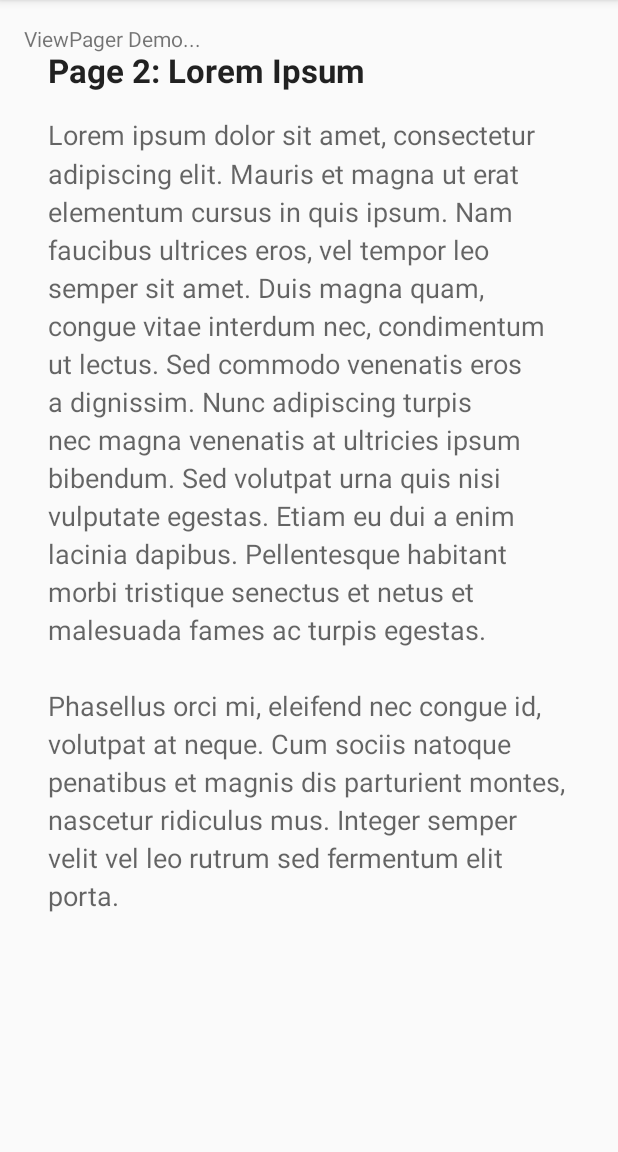
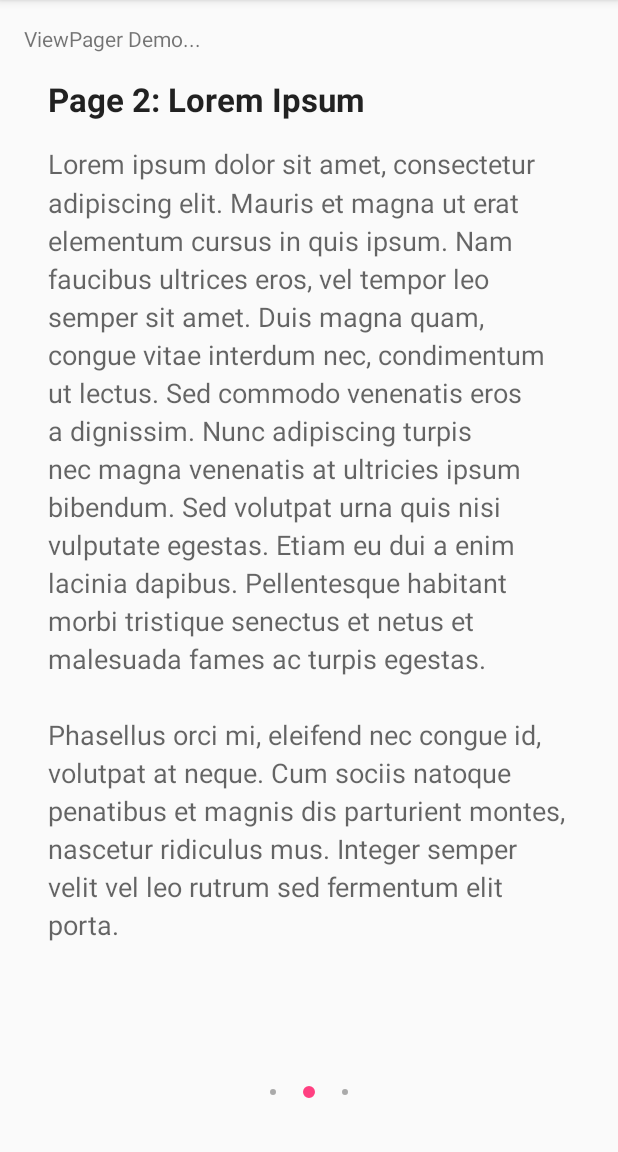
Before and after one commit to daohui/android, an Android app: the ViewPagerActivity screen opened directly, with no data from a screen before it, item 2 of the bottom bar chosen, on a phone screen of 412 x 824 dp, the part 84-1236 px from its top. Run offline under Robolectric (Android 15) with nearby library versions, the phone set to English and light mode, and no system bars.

```diff
--- a/Sandbox/app/src/main/java/com/vitech/sandbox/ViewPagerActivity.java
+++ b/Sandbox/app/src/main/java/com/vitech/sandbox/ViewPagerActivity.java
@@ -10,13 +10,16 @@ import android.support.v4.view.PagerAdapter;
 import android.support.v4.view.ViewPager;
 import android.support.v7.app.AppCompatActivity;
 import android.os.Bundle;
+import android.util.Log;
+import android.widget.Toast;
 
+import com.vitech.sandbox.views.CustomViewPager;
 import com.vitech.sandbox.views.ScreenSlidePageFragment;
 
 public class ViewPagerActivity extends AppCompatActivity {
     private static final int NUM_PAGES = 3;
 
-    private ViewPager pager;
+    private CustomViewPager pager;
     private PagerAdapter pagerAdapter;
 
     @Override
@@ -24,7 +27,16 @@ public class ViewPagerActivity extends AppCompatActivity {
         super.onCreate(savedInstanceState);
         setContentView(R.layout.activity_view_pager);
 
-        pager = (ViewPager) findViewById(R.id.viewpager);
+        pager = (CustomViewPager) findViewById(R.id.viewpager);
+        pager.setSwipingEnabled(false);  // start first page (not selected)
+        pager.addOnPageChangeListener(new ViewPager.SimpleOnPageChangeListener(){
+            @Override
+            public void onPageSelected(int position) {
+                Log.d("ViewPagerActivity", "onPageSelected: " + position);
+                pager.setSwipingEnabled(position!=0);  // disable swiping on first page
+                super.onPageSelected(position);
+            }
+        } );
         pagerAdapter = new ScreenSlidePagerAdapter(getSupportFragmentManager());
         pager.setAdapter(pagerAdapter);
         pager.addOnPageChangeListener(
--- /dev/null
+++ b/Sandbox/app/src/main/java/com/vitech/sandbox/views/CustomViewPager.java
@@ -0,0 +1,32 @@
+package com.vitech.sandbox.views;
+
+import android.content.Context;
+import android.support.v4.view.ViewPager;
+import android.util.AttributeSet;
+import android.view.MotionEvent;
+
+public class CustomViewPager extends ViewPager {
+    private boolean swipingEnabled = true;
+
+    public CustomViewPager(Context context) {
+        super(context);
+    }
+
+    public CustomViewPager(Context context, AttributeSet attrs) {
+        super(context, attrs);
+    }
+
+    @Override
+    public boolean onTouchEvent(MotionEvent ev) {
+        return swipingEnabled && super.onTouchEvent(ev);
+    }
+
+    @Override
+    public boolean onInterceptTouchEvent(MotionEvent ev) {
+        return swipingEnabled && super.onInterceptTouchEvent(ev);
+    }
+
+    public void setSwipingEnabled(boolean swipingEnabled) {
+        this.swipingEnabled = swipingEnabled;
+    }
+}
--- a/Sandbox/app/src/main/java/com/vitech/sandbox/views/ScreenSlidePageFragment.java
+++ b/Sandbox/app/src/main/java/com/vitech/sandbox/views/ScreenSlidePageFragment.java
@@ -56,6 +56,5 @@ public class ScreenSlidePageFragment extends Fragment {
                 getString(R.string.screenslide__title_template_step, pageNumber + 1));
 
         return rootView;
-
     }
 }
--- a/Sandbox/app/src/main/res/drawable/tab_indicator_default.xml
+++ b/Sandbox/app/src/main/res/drawable/tab_indicator_default.xml
@@ -1,7 +1,12 @@
 <?xml version="1.0" encoding="utf-8"?>
-<shape xmlns:android="http://schemas.android.com/apk/res/android"
-    android:shape="oval" android:useLevel="true"
-    android:dither="true">
-
-    <size android:height="5dp" android:width="5dp"/>
-</shape>
+<layer-list xmlns:android="http://schemas.android.com/apk/res/android">
+    <item>
+        <shape
+            android:innerRadius="0dp"
+            android:shape="ring"
+            android:thickness="2dp"
+            android:useLevel="false">
+            <solid android:color="@android:color/darker_gray"/>
+        </shape>
+    </item>
+</layer-list>
--- a/Sandbox/app/src/main/res/drawable/tab_indicator_selected.xml
+++ b/Sandbox/app/src/main/res/drawable/tab_indicator_selected.xml
@@ -1,6 +1,12 @@
 <?xml version="1.0" encoding="utf-8"?>
-<shape xmlns:android="http://schemas.android.com/apk/res/android"
-    android:shape="oval" android:useLevel="true"
-    android:dither="true">
-    <size android:height="8dp" android:width="8dp"/>
-</shape>
+<layer-list xmlns:android="http://schemas.android.com/apk/res/android">
+    <item>
+        <shape
+            android:innerRadius="0dp"
+            android:shape="ring"
+            android:thickness="4dp"
+            android:useLevel="false">
+            <solid android:color="@color/colorAccent"/>
+        </shape>
+    </item>
+</layer-list>
--- a/Sandbox/app/src/main/res/layout/activity_view_pager.xml
+++ b/Sandbox/app/src/main/res/layout/activity_view_pager.xml
@@ -1,10 +1,11 @@
 <?xml version="1.0" encoding="utf-8"?>
-<RelativeLayout xmlns:android="http://schemas.android.com/apk/res/android"
+<LinearLayout xmlns:android="http://schemas.android.com/apk/res/android"
     xmlns:tools="http://schemas.android.com/tools"
     xmlns:app="http://schemas.android.com/apk/res-auto"
     android:id="@+id/activity_view_pager"
     android:layout_width="match_parent"
     android:layout_height="match_parent"
+    android:orientation="vertical"
     android:paddingBottom="@dimen/activity_vertical_margin"
     android:paddingLeft="@dimen/activity_horizontal_margin"
     android:paddingRight="@dimen/activity_horizontal_margin"
@@ -16,17 +17,27 @@
         android:layout_width="match_parent"
         android:layout_height="wrap_content" />
 
-    <android.support.v4.view.ViewPager
+    <RelativeLayout
+        android:layout_width="match_parent"
+        android:layout_height="wrap_content">
+
+        <!--
+             30dp padding is necessary to allow the dots not inside
+             the viewpager
+         -->
+        <com.vitech.sandbox.views.CustomViewPager
             android:id="@+id/viewpager"
             android:layout_width="match_parent"
-        android:layout_height="wrap_content" />
+            android:layout_height="match_parent"
+            android:paddingBottom="30dp"/>
 
         <android.support.design.widget.TabLayout
             android:id="@+id/viewpager_tab"
-        android:layout_alignParentBottom="true"
             android:layout_width="match_parent"
             android:layout_height="wrap_content"
+            android:layout_alignParentBottom="true"
             app:tabBackground="@drawable/tab_selector"
             app:tabGravity="center"
             app:tabIndicatorHeight="0dp"/>
     </RelativeLayout>
+</LinearLayout>
```
Lines whose indentation alone changed are shown as unchanged.
